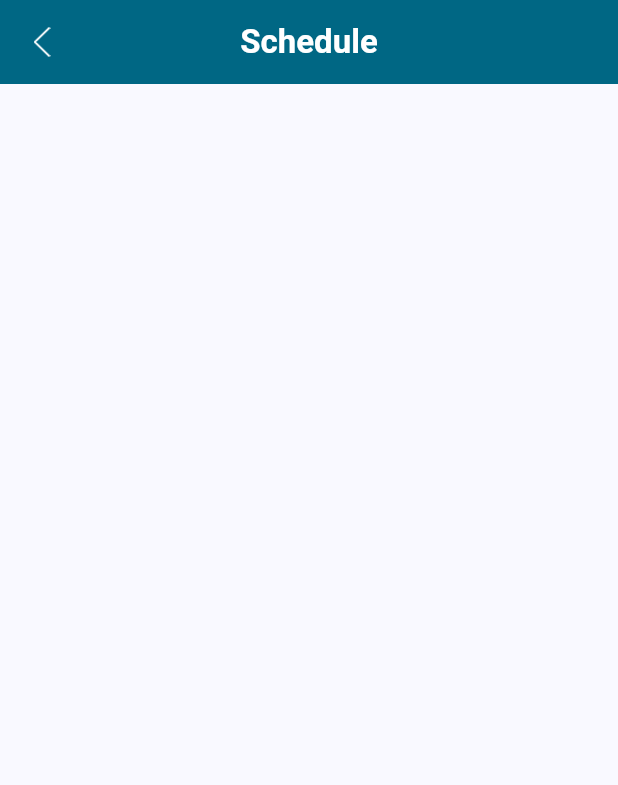
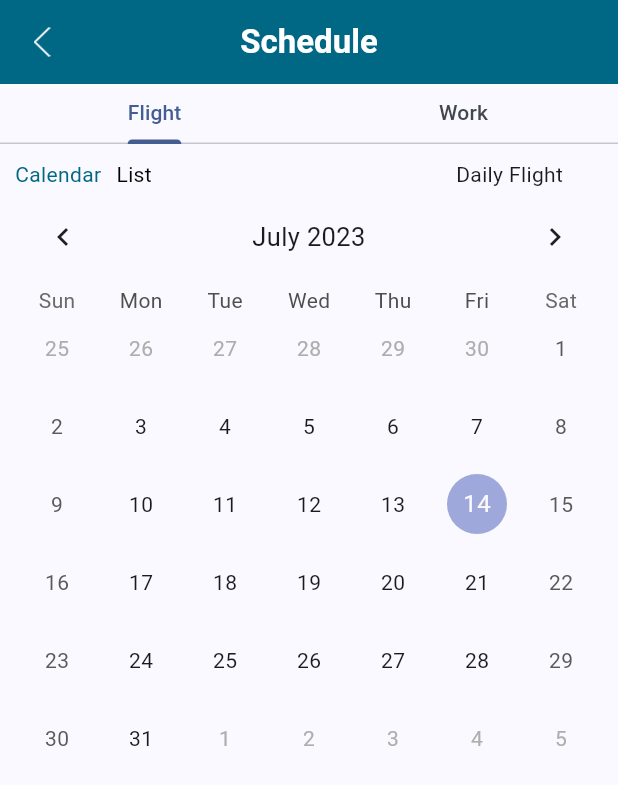
Before and after one commit to nguyenquangsang2042/fcd_flutter, a Flutter app: the FlightScheduleScreen screen opened directly, on a phone screen of 412 x 824 dp. Shown: the top 785 px of the screen. Run offline on Flutter 3.47's test engine with Material 2 defaults, Android fonts, the phone set to English and light mode, and no system bars; drawn by our look-alikes of table_calendar; our stand-ins replace awesome_bottom_bar, bloc, connectivity_plus, convert, device_info_plus, dio and 15 more; missing offline and left inert: declarative_refresh_indicator, flutter_inappwebview, flutter_overlay_loader, flutter_rounded_date_picker, multi_value_listenable_builder, qr_code_scanner and 1 more; accounts and stored records are empty; generated files the repository leaves out were written again; statements that could not run were skipped.

Commit message:
add calemdar voew

```diff
--- a/lib/screens/main/recycle_grid_screen.dart
+++ b/lib/screens/main/recycle_grid_screen.dart
@@ -156,11 +156,11 @@ class RecycleGridScreen extends StatelessWidget {
       case 'Licence':
         return LicenceScreen();
       case 'Schedule':
-        // if (Constants.currentUser.userType == 1) {
-        //   return const FlightScheduleScreen();
-        // } else {
-        //   return FlightScheduleMDScreen();
-        // }
+        if (Constants.currentUser.userType == 1) {
+          return const FlightScheduleScreen();
+        } else {
+          return FlightScheduleMDScreen();
+        }
         return "";
       case 'Ticket request':
         // return TicketRequestScreen();
--- /dev/null
+++ b/lib/screens/schedule/flight_schedule_pilot.dart
@@ -0,0 +1,82 @@
+import 'package:flutter/material.dart';
+import 'package:table_calendar/table_calendar.dart';
+
+class FlightSchedulePilot extends StatelessWidget {
+  FlightSchedulePilot({super.key});
+  ValueNotifier<bool> isCalendar = ValueNotifier(true);
+  @override
+  Widget build(BuildContext context) {
+    return Padding(
+      padding: EdgeInsets.all(10),
+      child: DefaultTabController(
+          length: 2,
+          child: Column(
+            children: [buildHeader(), buildBody()],
+          )),
+    );
+  }
+
+  Widget buildBody() {
+    return ValueListenableBuilder(valueListenable: isCalendar, builder: (context, value, child) {
+      return value?buildTableCalendar():Container();
+    },);
+  }
+
+  TableCalendar<dynamic> buildTableCalendar() {
+    return TableCalendar(
+      headerStyle: HeaderStyle(
+        formatButtonVisible: false,
+        titleCentered: true
+      ),
+      focusedDay: DateTime.now().add(Duration(days: 7)),
+      firstDay: DateTime.now().add(Duration(days: -365)),
+      lastDay: DateTime.now().add(Duration(days: 365)));
+  }
+
+  Row buildHeader() {
+    return Row(
+      mainAxisAlignment: MainAxisAlignment.spaceBetween,
+      mainAxisSize: MainAxisSize.max,
+      children: [
+        ValueListenableBuilder(
+          valueListenable: isCalendar,
+          builder: (context, value, child) {
+            return Expanded(
+                flex: 3,
+                child: Row(
+                  children: [
+                    InkWell(
+                      child: Text(
+                        "Calendar",
+                        style: TextStyle(
+                            color: value ? Color(0xFF006784) : Colors.black),
+                      ),
+                      onTap: () {
+                        isCalendar.value = true;
+                      },
+                    ),
+                    SizedBox(
+                      width: 10,
+                    ),
+                    InkWell(
+                      child: Text(
+                        "List",
+                        style: TextStyle(
+                            color: !value ? Color(0xFF006784) : Colors.black),
+                      ),
+                      onTap: () {
+                        isCalendar.value = false;
+                      },
+                    )
+                  ],
+                ));
+          },
+        ),
+        Expanded(
+          flex: 1,
+          child: Text("Daily Flight"),
+        )
+      ],
+    );
+  }
+}
--- a/lib/screens/schedule/flight_schedule_screen.dart
+++ b/lib/screens/schedule/flight_schedule_screen.dart
@@ -1,3 +1,4 @@
+import 'package:fcd_flutter/screens/schedule/flight_schedule_pilot.dart';
 import 'package:flutter/cupertino.dart';
 import 'package:flutter/material.dart';
 
@@ -8,6 +9,20 @@ class FlightScheduleScreen extends StatelessWidget {
   Widget build(BuildContext context) {
     return Scaffold(
       appBar: buildAppBar(context),
+      body: DefaultTabController(
+          length: 2,
+          child: Column(
+            children: [
+              Container(height: 40,child: TabBar(tabs: [
+                Text("Flight"),
+                Text("Work"),
+              ],),),
+              Flexible(child: TabBarView(children: [
+                FlightSchedulePilot(),
+                FlightSchedulePilot(),
+              ]))
+            ],
+          )),
     );
   }
 
--- a/pubspec.yaml
+++ b/pubspec.yaml
@@ -79,6 +79,7 @@ dependencies:
   flutter_local_notifications_platform_interface: ^7.0.0+1
   awesome_bottom_bar: ^1.2.3
   auto_size_text: ^3.0.0
+  table_calendar: ^3.0.9
 dev_dependencies:
   flutter_test:
     sdk: flutter
```
Also changed, not shown: pubspec.lock.
